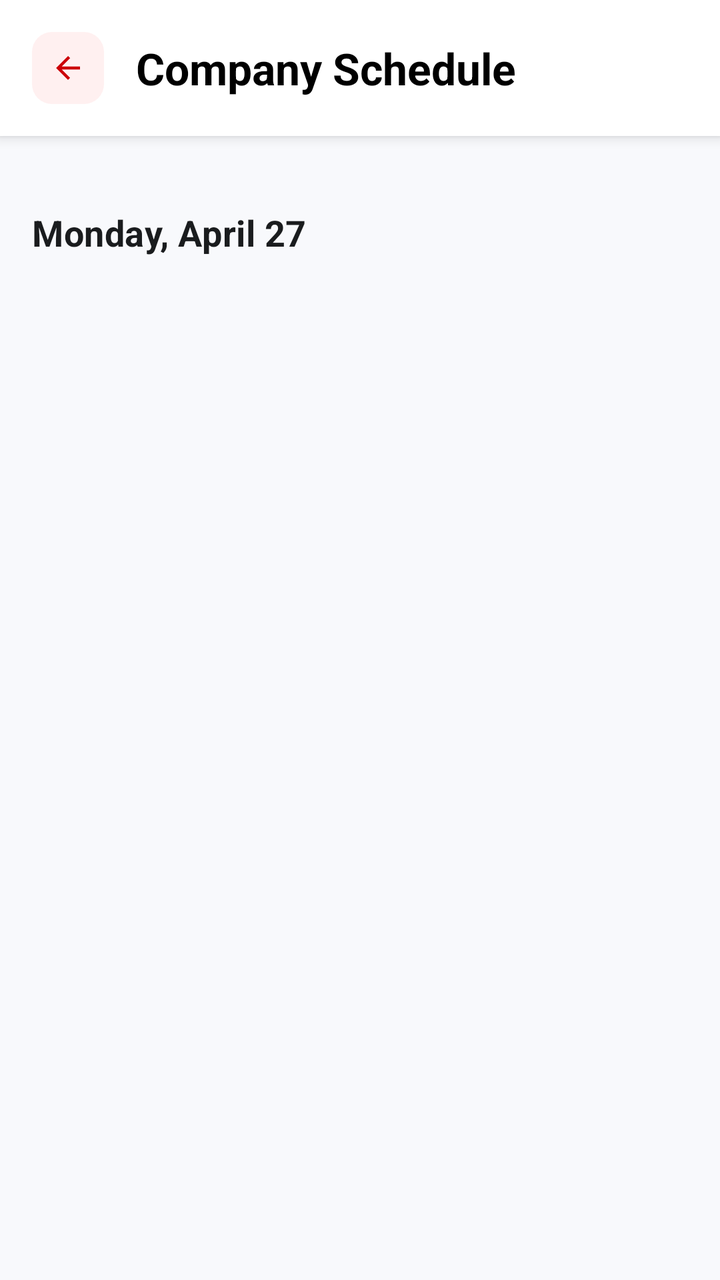
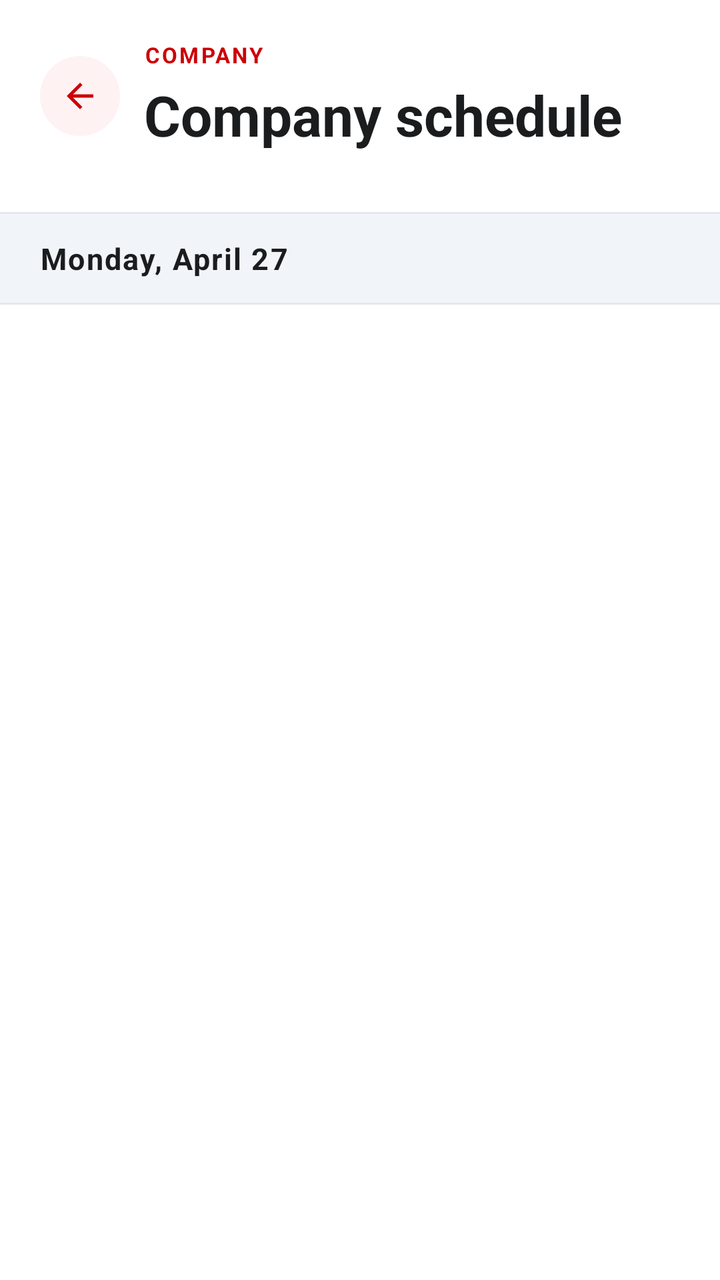

Two renders of the same Android screen: before a commit and after it. Below are the layout's source before the change and the commit's diff.
<!-- AndroidManifest.xml: application theme Theme.EmployeePOS2 -->
<!-- res/layout/activity_master_schedule.xml -->
<?xml version="1.0" encoding="utf-8"?>
<LinearLayout xmlns:android="http://schemas.android.com/apk/res/android"
    xmlns:app="http://schemas.android.com/apk/res-auto"
    android:layout_width="match_parent"
    android:layout_height="match_parent"
    android:background="#F8F9FC"
    android:orientation="vertical">

    <LinearLayout
        android:layout_width="match_parent"
        android:layout_height="wrap_content"
        android:background="#FFFFFF"
        android:elevation="4dp"
        android:gravity="center_vertical"
        android:orientation="horizontal"
        android:padding="16dp">

        <FrameLayout
            android:id="@+id/btnBack"
            android:layout_width="36dp"
            android:layout_height="36dp"
            android:background="@drawable/bg_icon_red"
            android:clickable="true"
            android:focusable="true">

            <ImageView
                android:layout_width="18dp"
                android:layout_height="18dp"
                android:layout_gravity="center"
                android:src="@drawable/ic_arrow_back"
                app:tint="#CC0007" />
        </FrameLayout>

        <TextView
            android:layout_width="wrap_content"
            android:layout_height="wrap_content"
            android:layout_marginStart="16dp"
            android:text="Company Schedule"
            android:textColor="#000000"
            android:textSize="22sp"
            android:textStyle="bold" />
    </LinearLayout>

    <HorizontalScrollView
        android:layout_width="match_parent"
        android:layout_height="wrap_content"
        android:scrollbars="none"
        android:paddingTop="16dp"
        android:paddingHorizontal="16dp"
        android:clipToPadding="false">

        <LinearLayout
            android:id="@+id/llTechFilters"
            android:layout_width="wrap_content"
            android:layout_height="wrap_content"
            android:orientation="horizontal" />
    </HorizontalScrollView>

    <TextView
        android:id="@+id/tvMasterScheduleDate"
        android:layout_width="wrap_content"
        android:layout_height="wrap_content"
        android:layout_marginStart="16dp"
        android:layout_marginTop="20dp"
        android:layout_marginBottom="4dp"
        android:text="Monday, April 27"
        android:textSize="18sp"
        android:textStyle="bold"
        android:textColor="#1A1C1E"
        android:letterSpacing="0.01" />

    <ProgressBar
        android:id="@+id/masterLoader"
        android:layout_width="wrap_content"
        android:layout_height="wrap_content"
        android:layout_gravity="center"
        android:layout_marginTop="50dp" />

    <ScrollView
        android:layout_width="match_parent"
        android:layout_height="match_parent"
        android:padding="16dp">

        <LinearLayout
            android:id="@+id/llMasterScheduleList"
            android:layout_width="match_parent"
            android:layout_height="wrap_content"
            android:orientation="vertical" />
    </ScrollView>
</LinearLayout>
<!-- resources referenced by this layout -->
<resources>
  <!-- drawable bg_icon_red (drawable) -->
  <?xml version="1.0" encoding="utf-8"?>
  <shape xmlns:android="http://schemas.android.com/apk/res/android"
      android:shape="rectangle">
      <solid android:color="#FFF0F0" />
      <corners android:radius="10dp" />
  </shape>
  <!-- drawable ic_arrow_back (drawable) -->
  <vector xmlns:android="http://schemas.android.com/apk/res/android" android:autoMirrored="true" android:height="24dp" android:tint="#000000" android:viewportHeight="24" android:viewportWidth="24" android:width="24dp">
        
      <path android:fillColor="@android:color/white" android:pathData="M20,11H7.83l5.59,-5.59L12,4l-8,8 8,8 1.41,-1.41L7.83,13H20v-2z"/>
      
  </vector>
  <style name="Theme.EmployeePOS2" parent="Base.Theme.EmployeePOS2" />
  <style name="Base.Theme.EmployeePOS2" parent="Theme.Material3.DayNight.NoActionBar">
          
          
      </style>
</resources>

<!-- the commit's change to res/layout/activity_master_schedule.xml (unified diff, before → after) -->
@@ -1,90 +1,120 @@
 <?xml version="1.0" encoding="utf-8"?>
 <LinearLayout xmlns:android="http://schemas.android.com/apk/res/android"
     xmlns:app="http://schemas.android.com/apk/res-auto"
+    xmlns:tools="http://schemas.android.com/tools"
     android:layout_width="match_parent"
     android:layout_height="match_parent"
-    android:background="#F8F9FC"
+    android:background="#FFFFFF"
     android:orientation="vertical">
 
-    <LinearLayout
-        android:layout_width="match_parent"
-        android:layout_height="wrap_content"
-        android:background="#FFFFFF"
-        android:elevation="4dp"
-        android:gravity="center_vertical"
-        android:orientation="horizontal"
-        android:padding="16dp">
+        <LinearLayout
+            android:layout_width="match_parent"
+            android:layout_height="wrap_content"
+            android:gravity="center_vertical"
+            android:orientation="horizontal"
+            android:paddingHorizontal="20dp"
+            android:paddingTop="20dp"
+            android:paddingBottom="18dp">
 
-        <FrameLayout
-            android:id="@+id/btnBack"
-            android:layout_width="36dp"
-            android:layout_height="36dp"
-            android:background="@drawable/bg_icon_red"
-            android:clickable="true"
-            android:focusable="true">
+            <FrameLayout
+                android:id="@+id/btnBack"
+                android:layout_width="40dp"
+                android:layout_height="40dp"
+                android:layout_marginEnd="12dp"
+                android:background="@drawable/bg_icon_red_soft"
+                android:clickable="true"
+                android:focusable="true">
 
-            <ImageView
-                android:layout_width="18dp"
-                android:layout_height="18dp"
-                android:layout_gravity="center"
-                android:src="@drawable/ic_arrow_back"
-                app:tint="#CC0007" />
-        </FrameLayout>
+                <ImageView
+                    android:layout_width="20dp"
+                    android:layout_height="20dp"
+                    android:layout_gravity="center"
+                    android:contentDescription="Back"
+                    android:src="@drawable/ic_arrow_back"
+                    app:tint="#CC0007" />
+            </FrameLayout>
+
+            <LinearLayout
+                android:layout_width="0dp"
+                android:layout_height="wrap_content"
+                android:layout_weight="1"
+                android:orientation="vertical">
+
+                <TextView
+                    android:layout_width="wrap_content"
+                    android:layout_height="wrap_content"
+                    android:letterSpacing="0.1"
+                    android:text="COMPANY"
+                    android:textColor="#CC0007"
+                    android:textSize="11sp"
+                    android:textStyle="bold" />
+
+                <TextView
+                    android:layout_width="match_parent"
+                    android:layout_height="wrap_content"
+                    android:layout_marginTop="4dp"
+                    android:text="Company schedule"
+                    android:textColor="#1A1C1E"
+                    android:textSize="28sp"
+                    android:textStyle="bold" />
+            </LinearLayout>
+        </LinearLayout>
+
+        <HorizontalScrollView
+            android:layout_width="match_parent"
+            android:layout_height="wrap_content"
+            android:clipToPadding="false"
+            android:paddingHorizontal="20dp"
+            android:paddingBottom="12dp"
+            android:scrollbars="none">
+
+            <LinearLayout
+                android:id="@+id/llTechFilters"
+                android:layout_width="wrap_content"
+                android:layout_height="wrap_content"
+                android:orientation="horizontal" />
+        </HorizontalScrollView>
+
+        <View
+            android:layout_width="match_parent"
+            android:layout_height="1dp"
+            android:background="#E5E7EB" />
 
         <TextView
+            android:id="@+id/tvMasterScheduleDate"
+            android:layout_width="match_parent"
+            android:layout_height="wrap_content"
+            android:background="#F1F5F9"
+            android:letterSpacing="0.05"
+            android:paddingHorizontal="20dp"
+            android:paddingVertical="12dp"
+            android:text="Monday, April 27"
+            android:textColor="#1A1C1E"
+            android:textSize="15sp"
+            android:textStyle="bold" />
+
+        <View
+            android:layout_width="match_parent"
+            android:layout_height="1dp"
+            android:background="#E5E7EB" />
+
+        <ProgressBar
+            android:id="@+id/masterLoader"
             android:layout_width="wrap_content"
             android:layout_height="wrap_content"
-            android:layout_marginStart="16dp"
-            android:text="Company Schedule"
-            android:textColor="#000000"
-            android:textSize="22sp"
-            android:textStyle="bold" />
-    </LinearLayout>
+            android:layout_gravity="center_horizontal"
+            android:layout_marginTop="32dp"
+            android:indeterminateTint="#CC0007" />
 
-    <HorizontalScrollView
-        android:layout_width="match_parent"
-        android:layout_height="wrap_content"
-        android:scrollbars="none"
-        android:paddingTop="16dp"
-        android:paddingHorizontal="16dp"
-        android:clipToPadding="false">
+        <ScrollView
+            android:layout_width="match_parent"
+            android:layout_height="match_parent">
 
-        <LinearLayout
-            android:id="@+id/llTechFilters"
-            android:layout_width="wrap_content"
-            android:layout_height="wrap_content"
-            android:orientation="horizontal" />
-    </HorizontalScrollView>
+            <LinearLayout
+                android:id="@+id/llMasterScheduleList"
+                android:layout_width="match_parent"
+                android:layout_height="wrap_content"
+                android:orientation="vertical" />
+        </ScrollView>
 
-    <TextView
-        android:id="@+id/tvMasterScheduleDate"
-        android:layout_width="wrap_content"
-        android:layout_height="wrap_content"
-        android:layout_marginStart="16dp"
-        android:layout_marginTop="20dp"
-        android:layout_marginBottom="4dp"
-        android:text="Monday, April 27"
-        android:textSize="18sp"
-        android:textStyle="bold"
-        android:textColor="#1A1C1E"
-        android:letterSpacing="0.01" />
-
-    <ProgressBar
-        android:id="@+id/masterLoader"
-        android:layout_width="wrap_content"
-        android:layout_height="wrap_content"
-        android:layout_gravity="center"
-        android:layout_marginTop="50dp" />
-
-    <ScrollView
-        android:layout_width="match_parent"
-        android:layout_height="match_parent"
-        android:padding="16dp">
-
-        <LinearLayout
-            android:id="@+id/llMasterScheduleList"
-            android:layout_width="match_parent"
-            android:layout_height="wrap_content"
-            android:orientation="vertical" />
-    </ScrollView>
 </LinearLayout>
<!-- resource entries referenced after the edit -->
@@ -1,11 +1,9 @@
 <!-- resources referenced by this layout -->
 <resources>
-  <!-- drawable bg_icon_red (drawable) -->
+  <!-- drawable bg_icon_red_soft (drawable) -->
   <?xml version="1.0" encoding="utf-8"?>
-  <shape xmlns:android="http://schemas.android.com/apk/res/android"
-      android:shape="rectangle">
-      <solid android:color="#FFF0F0" />
-      <corners android:radius="10dp" />
+  <shape xmlns:android="http://schemas.android.com/apk/res/android" android:shape="oval">
+      <solid android:color="#FEF2F2" />
   </shape>
   <!-- drawable ic_arrow_back (drawable) -->
   <vector xmlns:android="http://schemas.android.com/apk/res/android" android:autoMirrored="true" android:height="24dp" android:tint="#000000" android:viewportHeight="24" android:viewportWidth="24" android:width="24dp">
@@ -16,7 +14,15 @@
   <style name="Theme.EmployeePOS2" parent="Base.Theme.EmployeePOS2" />
   <style name="Base.Theme.EmployeePOS2" parent="Theme.Material3.DayNight.NoActionBar">
           
-          
+          <item name="colorPrimary">#CC0007</item>
+          <item name="colorOnPrimary">#FFFFFF</item>
+          <item name="colorPrimaryContainer">#FEE2E2</item>
+          <item name="colorOnPrimaryContainer">#CC0007</item>
+          <item name="colorSecondary">#CC0007</item>
+          <item name="colorSecondaryContainer">#FEE2E2</item>
+          <item name="colorOnSecondaryContainer">#CC0007</item>
+          <item name="colorSurface">#FFFFFF</item>
+          <item name="android:windowBackground">#FFFFFF</item>
       </style>
 </resources>
 
